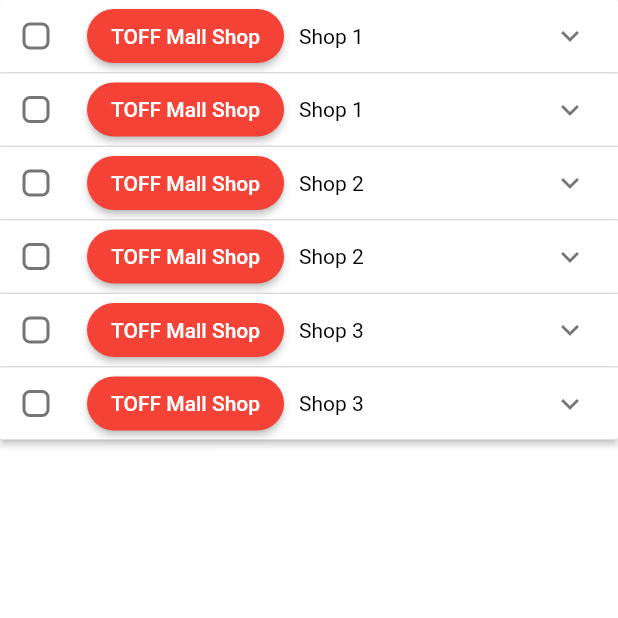
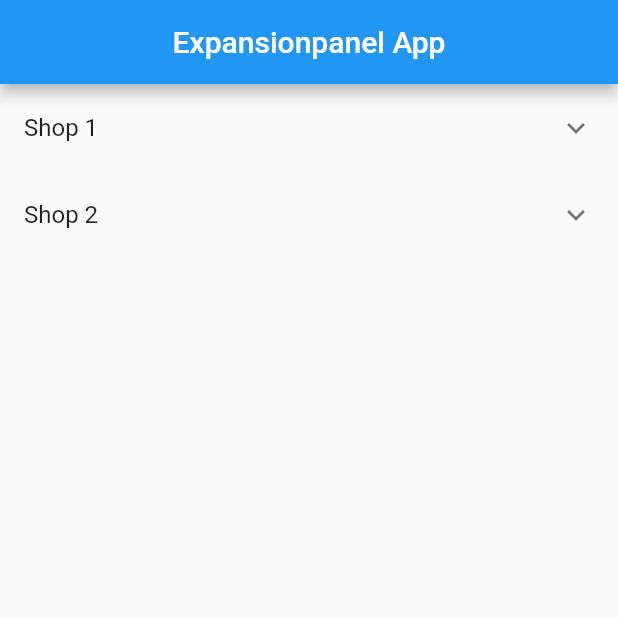
Before and after one commit to TranChiViet/expansionpanel-app, a Flutter app: the screen it shows after launch, on a phone screen of 412 x 824 dp, the top half of it. Run offline on Flutter 3.47's test engine with Material 2 defaults, Android fonts, the phone set to English and light mode, and no system bars.

```diff
--- a/lib/data.dart
+++ b/lib/data.dart
@@ -1,10 +1,89 @@
 import 'models/product.dart';
 import 'models/shop.dart';
 
-List<Product> productsList = [
+// List<Product> productsList = [
+//   const Product(
+//     shop: 'Shop 1',
+//     shopId: '1',
+//     id: '1',
+//     name: 'Ổ cắm điện đa năng shoptida sạc nhanh cho linh kiện điện tử',
+//     description: 'Thông tin sản phẩm 1',
+//     price: 100,
+//     image:
+//         'https://cdn.pixabay.com/photo/2016/10/02/22/17/red-t-shirt-1710578_1280.jpg',
+//     categories: const ['Loại 1', 'loại 2'],
+//     // productCategories: [Categories(category: 'Loại 1'),Categories(category: 'Loại 2'),],
+//   ),
+//   const Product(
+//     shop: 'Shop 1',
+//     shopId: '2',
+//     id: '2',
+//     name: 'Đèn treo màn hình Xiaomi mijia MJGJD01YL - Hàng chất lượng cao',
+//     description: 'Thông tin sản phẩm 2',
+//     price: 200,
+//     image:
+//         'https://upload.wikimedia.org/wikipedia/commons/thumb/e/e8/Trousers%2C_dress_%28AM_1960.022-8%29.jpg/512px-Trousers%2C_dress_%28AM_1960.022-8%29.jpg',
+//     categories: const ['Loại 2', 'loại 3'],
+//     // productCategories: [Categories(category: 'Loại 2'),Categories(category: 'Loại 3'),],
+//   ),
+//   const Product(
+//     shop: 'Shop 2',
+//     shopId: '3',
+//     id: '3',
+//     name: 'Màn hình vi tính Xiaomi Mi Redmi Desktop Monitor 24VINA',
+//     description: 'Thông tin sản phẩm 3',
+//     price: 300,
+//     image:
+//         'https://upload.wikimedia.org/wikipedia/commons/thumb/1/14/Cast-Iron-Pan.jpg/1024px-Cast-Iron-Pan.jpg',
+//     categories: const ['Loại 3', 'loại 4'],
+//     // productCategories: [Categories(category: 'Loại 3',)],
+//   ),
+//   const Product(
+//     shop: 'Shop 2',
+//     shopId: '4',
+//     id: '1',
+//     name: 'Dây cáp custom AKKO',
+//     description: 'Thông tin sản phẩm 1',
+//     price: 100,
+//     image:
+//         'https://cdn.pixabay.com/photo/2016/10/02/22/17/red-t-shirt-1710578_1280.jpg',
+//     categories: const ['Loại 1', 'loại 2'],
+//     // productCategories: [Categories(category: 'Loại 1'),Categories(category: 'Loại 2'),],
+//   ),
+//   const Product(
+//     shop: 'Shop 3',
+//     shopId: '5',
+//     id: '2',
+//     name: 'Giày Adisdas',
+//     description: 'Thông tin sản phẩm 2',
+//     price: 200,
+//     image:
+//         'https://upload.wikimedia.org/wikipedia/commons/thumb/e/e8/Trousers%2C_dress_%28AM_1960.022-8%29.jpg/512px-Trousers%2C_dress_%28AM_1960.022-8%29.jpg',
+//     categories: const ['Loại 2', 'loại 3'],
+//     // productCategories: [Categories(category: 'Loại 2'),Categories(category: 'Loại 3'),],
+//   ),
+//   const Product(
+//     shop: 'Shop 3',
+//     shopId: '6',
+//     id: '3',
+//     name: 'Áo thun Adididas',
+//     description: 'Thông tin sản phẩm 3',
+//     price: 300,
+//     image:
+//         'https://upload.wikimedia.org/wikipedia/commons/thumb/1/14/Cast-Iron-Pan.jpg/1024px-Cast-Iron-Pan.jpg',
+//     categories: const ['Loại 3', 'loại 4'],
+//     // productCategories: [Categories(category: 'Loại 3',)],
+//   ),
+// ];
+
+List<Product> productFiltList = [];
+
+List<Shop> shopsList = [
+  Shop(
+    id: '1',
+    name: 'Shop 1',
+    products: [
       const Product(
-    shop: 'Shop 1',
-    shopId: '1',
         id: '1',
         name: 'Ổ cắm điện đa năng shoptida sạc nhanh cho linh kiện điện tử',
         description: 'Thông tin sản phẩm 1',
@@ -15,8 +94,6 @@ List<Product> productsList = [
         // productCategories: [Categories(category: 'Loại 1'),Categories(category: 'Loại 2'),],
       ),
       const Product(
-    shop: 'Shop 1',
-    shopId: '2',
         id: '2',
         name: 'Đèn treo màn hình Xiaomi mijia MJGJD01YL - Hàng chất lượng cao',
         description: 'Thông tin sản phẩm 2',
@@ -27,8 +104,6 @@ List<Product> productsList = [
         // productCategories: [Categories(category: 'Loại 2'),Categories(category: 'Loại 3'),],
       ),
       const Product(
-    shop: 'Shop 2',
-    shopId: '3',
         id: '3',
         name: 'Màn hình vi tính Xiaomi Mi Redmi Desktop Monitor 24VINA',
         description: 'Thông tin sản phẩm 3',
@@ -38,9 +113,13 @@ List<Product> productsList = [
         categories: const ['Loại 3', 'loại 4'],
         // productCategories: [Categories(category: 'Loại 3',)],
       ),
+    ],
+  ),
+  Shop(
+    id: '2',
+    name: 'Shop 2',
+    products: [
       const Product(
-    shop: 'Shop 2',
-    shopId: '4',
         id: '1',
         name: 'Dây cáp custom AKKO',
         description: 'Thông tin sản phẩm 1',
@@ -51,8 +130,6 @@ List<Product> productsList = [
         // productCategories: [Categories(category: 'Loại 1'),Categories(category: 'Loại 2'),],
       ),
       const Product(
-    shop: 'Shop 3',
-    shopId: '5',
         id: '2',
         name: 'Giày Adisdas',
         description: 'Thông tin sản phẩm 2',
@@ -63,8 +140,6 @@ List<Product> productsList = [
         // productCategories: [Categories(category: 'Loại 2'),Categories(category: 'Loại 3'),],
       ),
       const Product(
-    shop: 'Shop 3',
-    shopId: '6',
         id: '3',
         name: 'Áo thun Adididas',
         description: 'Thông tin sản phẩm 3',
@@ -74,81 +149,6 @@ List<Product> productsList = [
         categories: const ['Loại 3', 'loại 4'],
         // productCategories: [Categories(category: 'Loại 3',)],
       ),
+    ],
+  ),
 ];
-
-List<Product> productFiltList = [];
-
-// List<Shop> shopsList = [
-//   Shop(
-//     id: '1',
-//     name: 'Shop 1',
-//     products: [
-//       const Product(
-//         id: '1',
-//         name: 'Ổ cắm điện đa năng shoptida sạc nhanh cho linh kiện điện tử',
-//         description: 'Thông tin sản phẩm 1',
-//         price: 100,
-//         image:
-//             'https://cdn.pixabay.com/photo/2016/10/02/22/17/red-t-shirt-1710578_1280.jpg',
-//         categories: const ['Loại 1', 'loại 2'],
-//         // productCategories: [Categories(category: 'Loại 1'),Categories(category: 'Loại 2'),],
-//       ),
-//       const Product(
-//         id: '2',
-//         name: 'Đèn treo màn hình Xiaomi mijia MJGJD01YL - Hàng chất lượng cao',
-//         description: 'Thông tin sản phẩm 2',
-//         price: 200,
-//         image:
-//             'https://upload.wikimedia.org/wikipedia/commons/thumb/e/e8/Trousers%2C_dress_%28AM_1960.022-8%29.jpg/512px-Trousers%2C_dress_%28AM_1960.022-8%29.jpg',
-//         categories: const ['Loại 2', 'loại 3'],
-//         // productCategories: [Categories(category: 'Loại 2'),Categories(category: 'Loại 3'),],
-//       ),
-//       const Product(
-//         id: '3',
-//         name: 'Màn hình vi tính Xiaomi Mi Redmi Desktop Monitor 24VINA',
-//         description: 'Thông tin sản phẩm 3',
-//         price: 300,
-//         image:
-//             'https://upload.wikimedia.org/wikipedia/commons/thumb/1/14/Cast-Iron-Pan.jpg/1024px-Cast-Iron-Pan.jpg',
-//         categories: const ['Loại 3', 'loại 4'],
-//         // productCategories: [Categories(category: 'Loại 3',)],
-//       ),
-//     ],
-//   ),
-//   Shop(
-//     id: '2',
-//     name: 'Shop 2',
-//     products: [
-//       const Product(
-//         id: '1',
-//         name: 'Dây cáp custom AKKO',
-//         description: 'Thông tin sản phẩm 1',
-//         price: 100,
-//         image:
-//             'https://cdn.pixabay.com/photo/2016/10/02/22/17/red-t-shirt-1710578_1280.jpg',
-//         categories: const ['Loại 1', 'loại 2'],
-//         // productCategories: [Categories(category: 'Loại 1'),Categories(category: 'Loại 2'),],
-//       ),
-//       const Product(
-//         id: '2',
-//         name: 'Giày Adisdas',
-//         description: 'Thông tin sản phẩm 2',
-//         price: 200,
-//         image:
-//             'https://upload.wikimedia.org/wikipedia/commons/thumb/e/e8/Trousers%2C_dress_%28AM_1960.022-8%29.jpg/512px-Trousers%2C_dress_%28AM_1960.022-8%29.jpg',
-//         categories: const ['Loại 2', 'loại 3'],
-//         // productCategories: [Categories(category: 'Loại 2'),Categories(category: 'Loại 3'),],
-//       ),
-//       const Product(
-//         id: '3',
-//         name: 'Áo thun Adididas',
-//         description: 'Thông tin sản phẩm 3',
-//         price: 300,
-//         image:
-//             'https://upload.wikimedia.org/wikipedia/commons/thumb/1/14/Cast-Iron-Pan.jpg/1024px-Cast-Iron-Pan.jpg',
-//         categories: const ['Loại 3', 'loại 4'],
-//         // productCategories: [Categories(category: 'Loại 3',)],
-//       ),
-//     ],
-//   ),
-// ];
--- a/lib/main.dart
+++ b/lib/main.dart
@@ -18,7 +18,7 @@ class MyApp extends StatelessWidget {
       theme: ThemeData(
         primarySwatch: Colors.blue,
       ),
-      home: Screen(productsList: productsList),
+      home: Screen(shopsList: shopsList),
     );
   }
 }
--- a/lib/models/product.dart
+++ b/lib/models/product.dart
@@ -3,12 +3,7 @@ import 'dart:convert';
 
 import 'package:flutter/foundation.dart';
 
-
-
-
 class Product {
-  final String shop;
-  final String shopId;
   final String id;
   final String name;
   final String description;
@@ -16,8 +11,6 @@ class Product {
   final String image;
   final List<String> categories;
   const Product({
-    required this.shop,
-    required this.shopId,
     required this.id,
     required this.name,
     required this.description,
@@ -27,8 +20,6 @@ class Product {
   });
 
   Product copyWith({
-    String? shop,
-    String? shopId,
     String? id,
     String? name,
     String? description,
@@ -37,8 +28,6 @@ class Product {
     List<String>? categories,
   }) {
     return Product(
-      shop: shop ?? this.shop,
-      shopId: shopId ?? this.shopId,
       id: id ?? this.id,
       name: name ?? this.name,
       description: description ?? this.description,
@@ -50,8 +39,6 @@ class Product {
 
   Map<String, dynamic> toMap() {
     return <String, dynamic>{
-      'shop': shop,
-      'shopId': shopId,
       'id': id,
       'name': name,
       'description': description,
@@ -63,8 +50,6 @@ class Product {
 
   factory Product.fromMap(Map<String, dynamic> map) {
     return Product(
-      shop: map['shop'] as String,
-      shopId: map['shopId'] as String,
       id: map['id'] as String,
       name: map['name'] as String,
       description: map['description'] as String,
@@ -80,7 +65,7 @@ class Product {
 
   @override
   String toString() {
-    return 'Product(shop: $shop, shopId: $shopId, id: $id, name: $name, description: $description, price: $price, image: $image, categories: $categories)';
+    return 'Product(id: $id, name: $name, description: $description, price: $price, image: $image, categories: $categories)';
   }
 
   @override
@@ -88,8 +73,6 @@ class Product {
     if (identical(this, other)) return true;
 
     return
-      other.shop == shop &&
-      other.shopId == shopId &&
       other.id == id &&
       other.name == name &&
       other.description == description &&
@@ -100,9 +83,7 @@ class Product {
 
   @override
   int get hashCode {
-    return shop.hashCode ^
-      shopId.hashCode ^
-      id.hashCode ^
+    return id.hashCode ^
       name.hashCode ^
       description.hashCode ^
       price.hashCode ^
--- a/lib/models/shop.dart
+++ b/lib/models/shop.dart
@@ -12,7 +12,7 @@ class Shop {
   Shop({
     required this.id,
     required this.name,
-    required this.products,
+    this.products = const [],
   });
 
   Shop copyWith({
--- a/lib/screen.dart
+++ b/lib/screen.dart
@@ -1,69 +1,38 @@
+import 'package:expansionpanel_app/product_cart_item.dart';
+import 'package:flutter/material.dart';
+
+import 'models/shop.dart';
+
+class Screen extends StatelessWidget {
+  const Screen({
+    Key? key,
+    required this.shopsList,
+  }) : super(key: key);
+
+  final List<Shop> shopsList;
 
 
-import 'package:flutter/material.dart';
-
-import 'item.dart';
-import 'models/product.dart';
-
-class Screen extends StatelessWidget {
-  const  Screen({
-    Key? key,
-    required this.productsList,
-  }) : super(key: key);
-
-
-  final List<Product> productsList;
- @override
+  @override
   Widget build(BuildContext context) {
-    return SingleChildScrollView(
-      child: ExpansionPanelList.radio(
-        children: productsList
-            .map((product) => ExpansionPanelRadio(
-                  value: product.shopId,
-                  headerBuilder: (context, isOpen) {
-                    return Row(
-                        mainAxisAlignment: MainAxisAlignment.start,
-                        children: [
-                          Checkbox(
-                            value: false,
-                            onChanged: (value) {},
-                            shape: const RoundedRectangleBorder(
-                              borderRadius:
-                                  BorderRadius.all(Radius.circular(5)),
-                            ),
-                          ),
-                          const SizedBox(width: 10,),
-                          ElevatedButton(
-                            onPressed: () {},
-                            child: Text('TOFF Mall Shop'),
-                            style: ButtonStyle(
-                                backgroundColor:
-                                    MaterialStateProperty.all<Color>(
-                                        Colors.red),
-                                shape: MaterialStateProperty.all<
-                                    RoundedRectangleBorder>(
-                                  const RoundedRectangleBorder(
-                                    borderRadius:
-                                        BorderRadius.all(Radius.circular(20)),
-                                  ),
-                                )),
-                          ),
-                          const SizedBox(width: 10,),
-                          Text(
-                            product.shop,
-                            overflow: TextOverflow.ellipsis,
-                            maxLines: 2,
-                            textAlign: TextAlign.center,
-                            style: const TextStyle(
-                              color: Colors.black,
-                            ),
-                          ),
-                        ]);
-                  },
-                  body: ProductCartItem(product: product),
-                ))
-            .toList(),
+    return Scaffold(
+      appBar: AppBar(
+        title: const Text('Expansionpanel App'),
+        centerTitle: true,
       ),
+      body: ListView(
+        children: shopsList.map((shop) {
+          return _buildExpansionTile(shop);
+        }).toList(),
+        ),
     );
   }
+
+  ExpansionTile _buildExpansionTile(Shop shop) {
+    return ExpansionTile(
+    title: Text(shop.name),
+    children: shop.products.map((product) {
+      return ProductCartItem(product);
+    }).toList(),
+  );
+  }
 }
```
Also changed, not shown: lib/item.dart (deleted, +0 -158 lines), lib/product_cart_item.dart (added, +176 -0 lines). Lines whose indentation alone changed are shown as unchanged.
